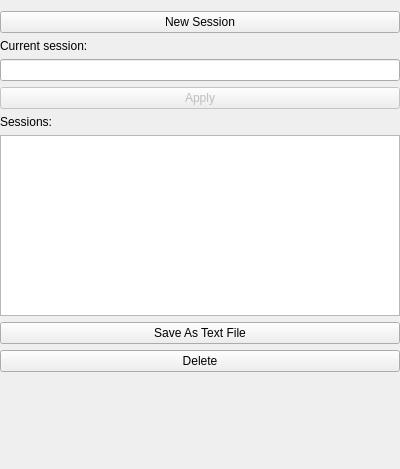
This is ChatSessionWidget.ui in asianirish/AI-Ronaut as Qt 5 draws it before an edit. The edited form follows.
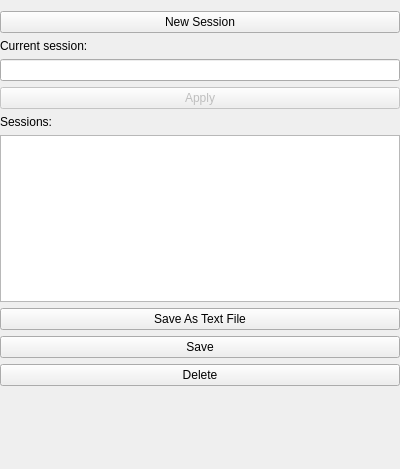
This is the edited form.

Commit message: add session saving functions

The edit to the form file:
```diff
--- a/ChatSessionWidget.ui
+++ b/ChatSessionWidget.ui
@@ -88,6 +88,13 @@
         </property>
        </widget>
       </item>
+      <item>
+       <widget class="QPushButton" name="saveButton">
+        <property name="text">
+         <string>Save</string>
+        </property>
+       </widget>
+      </item>
       <item>
        <widget class="QPushButton" name="deleteButton">
         <property name="text">
```
Left out of the diff: 3 changed lines with no effect on the pictures. The commit also changes 6 other files.
